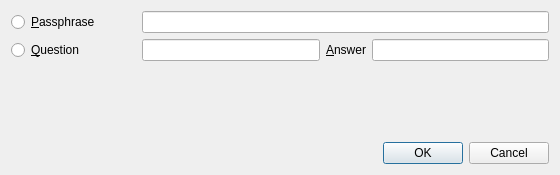
Qt form branches/trunk/UI/spot-on-unlock.ui (textbrowser/spot-on) before a commit.
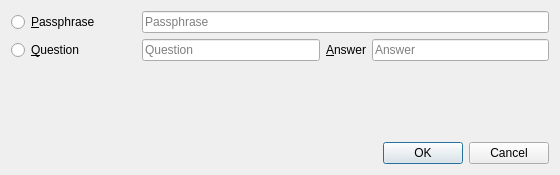
The same form after that commit. Icons and pictures are not drawn.

```diff
--- a/branches/trunk/UI/spot-on-unlock.ui
+++ b/branches/trunk/UI/spot-on-unlock.ui
@@ -44,6 +44,9 @@
        <property name="echoMode">
         <enum>QLineEdit::Password</enum>
        </property>
+       <property name="placeholderText">
+        <string>Passphrase</string>
+       </property>
       </widget>
      </item>
     </layout>
@@ -70,7 +73,11 @@
       </widget>
      </item>
      <item>
-      <widget class="QLineEdit" name="question"/>
+      <widget class="QLineEdit" name="question">
+       <property name="placeholderText">
+        <string>Question</string>
+       </property>
+      </widget>
      </item>
      <item>
       <widget class="QLabel" name="label">
@@ -83,7 +90,11 @@
       </widget>
      </item>
      <item>
-      <widget class="QLineEdit" name="answer"/>
+      <widget class="QLineEdit" name="answer">
+       <property name="placeholderText">
+        <string>Answer</string>
+       </property>
+      </widget>
      </item>
     </layout>
    </item>
```
